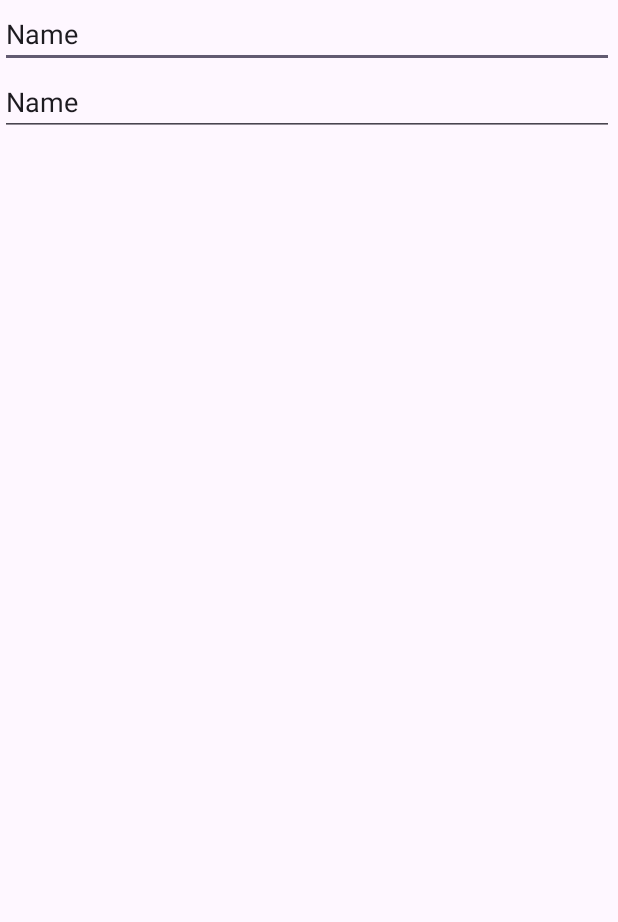
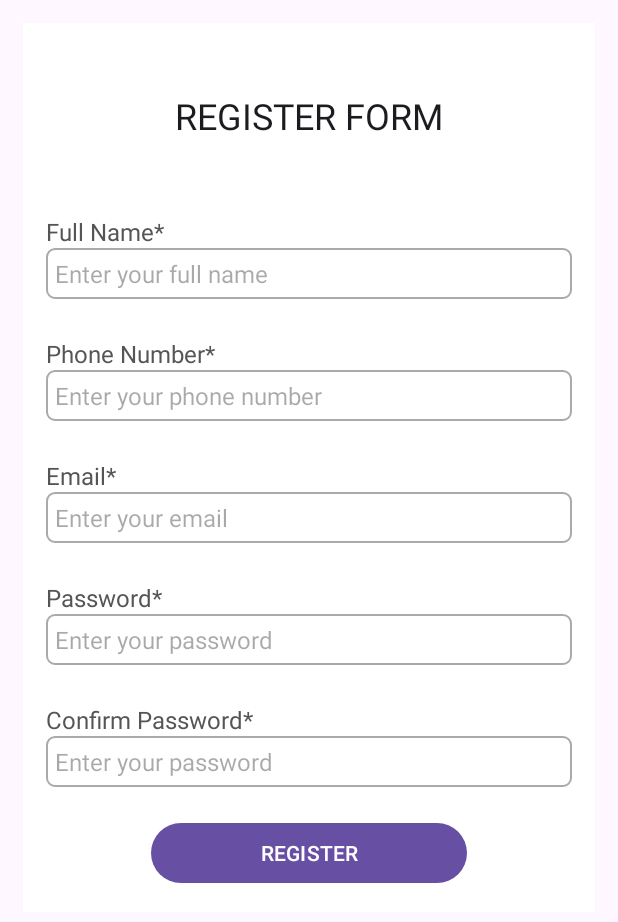
Before and after one commit to rjayaa/maku-mobile-dev, an Android app: the screen it shows after launch (LoginActivityController before the commit, RegisterActivity after it), on a phone screen of 412 x 824 dp. Shown: the top 922 px of the screen. Run offline under Robolectric (Android 15) with nearby library versions, the phone set to English and light mode, and no system bars; our stand-ins replace Firebase (no records; nobody signed in at launch, a user with empty details on screens opened directly).

Commit message:
Register feature done

```diff
--- a/app/src/main/AndroidManifest.xml
+++ b/app/src/main/AndroidManifest.xml
@@ -13,7 +13,10 @@
         android:theme="@style/Theme.Makumobilebased"
         tools:targetApi="31">
         <activity
-            android:name=".controller.LoginActivityController"
+            android:name=".LoginActivity"
+            android:exported="false" />
+        <activity
+            android:name=".RegisterActivity"
             android:exported="true">
             <intent-filter>
                 <action android:name="android.intent.action.MAIN" />
--- a/app/src/main/java/com/project/maku_mobile_based/controller/LoginActivityController.java
+++ b/app/src/main/java/com/project/maku_mobile_based/LoginActivity.java
@@ -1,13 +1,16 @@
-package com.project.maku_mobile_based.controller;
+package com.project.maku_mobile_based;
 
 import androidx.appcompat.app.AppCompatActivity;
 
 import android.os.Bundle;
+import android.widget.Button;
 
-import com.project.maku_mobile_based.R;
 
-public class LoginActivityController extends AppCompatActivity {
 
+public class LoginActivity extends AppCompatActivity {
+
+
+    private Button btnViewRegister;
     @Override
     protected void onCreate(Bundle savedInstanceState) {
         super.onCreate(savedInstanceState);
--- /dev/null
+++ b/app/src/main/java/com/project/maku_mobile_based/RegisterActivity.java
@@ -0,0 +1,118 @@
+package com.project.maku_mobile_based;
+
+import androidx.annotation.NonNull;
+import androidx.appcompat.app.AppCompatActivity;
+
+import android.content.Intent;
+import android.os.Bundle;
+import android.text.TextUtils;
+import android.util.Patterns;
+import android.view.View;
+import android.widget.Button;
+import android.widget.EditText;
+import android.widget.ProgressBar;
+import android.widget.Toast;
+
+import com.google.android.gms.tasks.OnCompleteListener;
+import com.google.android.gms.tasks.Task;
+import com.google.firebase.auth.AuthResult;
+import com.google.firebase.auth.FirebaseAuth;
+import com.google.firebase.auth.FirebaseUser;
+
+public class RegisterActivity extends AppCompatActivity {
+
+    private EditText etFullName, etPhoneNumber, etEmail, etPassword, etConfirmPassword;
+
+
+    private ProgressBar progressBar;
+
+    private Button btnRegister;
+
+    @Override
+    protected void onCreate(Bundle savedInstanceState) {
+        super.onCreate(savedInstanceState);
+        setContentView(R.layout.register_view);
+
+//        getSupportActionBar().setTitle("Register");
+
+        Toast.makeText(RegisterActivity.this, "You can register now", Toast.LENGTH_LONG).show();
+        progressBar = findViewById(R.id.progressBar);
+        etFullName = findViewById(R.id.txtFullName);
+        etPhoneNumber = findViewById(R.id.txtPhoneNumber);
+        etEmail = findViewById(R.id.txtEmail);
+        etPassword = findViewById(R.id.txtPassword);
+        etConfirmPassword = findViewById(R.id.txtConfirmPassword);
+
+        btnRegister = findViewById(R.id.btnRegister);
+        btnRegister.setOnClickListener(new View.OnClickListener() {
+            @Override
+            public void onClick(View v) {
+
+                String txtFullName = etFullName.getText().toString();
+                String txtPhoneNumber = etPhoneNumber.getText().toString();
+                String txtEmail = etEmail.getText().toString();
+                String txtPassword = etPassword.getText().toString();
+                String txtConfirmPassword = etConfirmPassword.getText().toString();
+
+                if (TextUtils.isEmpty(txtFullName)) {
+                    etFullName.setError("Username cannot be empty");
+                    etFullName.requestFocus();
+                } else if (TextUtils.isEmpty(txtPhoneNumber)) {
+                    etPhoneNumber.setError("Phone number cannot be empty");
+                    etPhoneNumber.requestFocus();
+                } else if (txtPhoneNumber.length() < 12) {
+                    etPhoneNumber.setError("Enter a valid phone number");
+                    etPhoneNumber.requestFocus();
+                } else if (TextUtils.isEmpty(txtEmail)) {
+                    etEmail.setError("Email cannot be empty");
+                    etEmail.requestFocus();
+                } else if (!Patterns.EMAIL_ADDRESS.matcher(txtEmail).matches()) {
+                    etEmail.setError("Please enter a valid email address");
+                    etEmail.requestFocus();
+                } else if (TextUtils.isEmpty(txtPassword)) {
+                    etPassword.setError("Password cannot be empty");
+                    etPassword.requestFocus();
+                } else if (txtPassword.length() < 6) {
+                    etPassword.setError("Password too weak");
+                    etPassword.requestFocus();
+                } else if (TextUtils.isEmpty(txtConfirmPassword)) {
+                    etConfirmPassword.setError("Confirm password cannot be empty");
+                    etConfirmPassword.requestFocus();
+                } else if (!txtPassword.equals(txtConfirmPassword)) {
+                    etConfirmPassword.setError("Password Confirmation is required");
+                    etConfirmPassword.requestFocus();
+                    etPassword.clearComposingText();
+                    etConfirmPassword.clearComposingText();
+                } else {
+                    progressBar.setVisibility(View.VISIBLE);
+                    registerUser(txtFullName, txtPhoneNumber, txtEmail, txtPassword);
+                }
+            }
+        });
+
+    }
+
+    // Register User using the credentials given
+    private void registerUser(String txtFullName, String txtPhoneNumber, String txtEmail, String txtPassword) {
+        FirebaseAuth auth = FirebaseAuth.getInstance();
+        auth.createUserWithEmailAndPassword(txtEmail, txtPassword).addOnCompleteListener(RegisterActivity.this, new OnCompleteListener<AuthResult>() {
+            @Override
+            public void onComplete(@NonNull Task<AuthResult> task) {
+                if (task.isSuccessful()) {
+                    Toast.makeText(RegisterActivity.this, "User successfully registered!", Toast.LENGTH_LONG).show();
+                    FirebaseUser firebaseUser = auth.getCurrentUser();
+
+
+                    // send verification email
+                    firebaseUser.sendEmailVerification();
+
+                    Intent intent = new Intent(RegisterActivity.this, LoginActivity.class);
+                    // to prevent user from returning bacck to register activity on pressing back button after registration
+                    intent.setFlags(Intent.FLAG_ACTIVITY_CLEAR_TOP | Intent.FLAG_ACTIVITY_CLEAR_TASK | Intent.FLAG_ACTIVITY_NEW_TASK);
+                    startActivity(intent);
+                    finish();
+                }
+            }
+        });
+    }
+}
--- /dev/null
+++ b/app/src/main/res/drawable/border.xml
@@ -0,0 +1,14 @@
+<?xml version="1.0" encoding="utf-8"?>
+<shape xmlns:android="http://schemas.android.com/apk/res/android">
+
+<!--    Background Color-->
+    <solid android:color="#FFFFFF"/>
+
+<!--    Border color-->
+    <stroke android:width="1dp" android:color="#AAAAAA"/>
+
+
+<!--    Round Corners-->
+    <corners android:radius="5dp"/>
+
+</shape>
--- /dev/null
+++ b/app/src/main/res/layout/register_view.xml
@@ -0,0 +1,153 @@
+<?xml version="1.0" encoding="utf-8"?>
+<ScrollView xmlns:android="http://schemas.android.com/apk/res/android"
+    xmlns:tools="http://schemas.android.com/tools"
+    android:layout_width="match_parent"
+    android:layout_height="match_parent"
+    tools:context=".RegisterActivity">
+
+
+    <RelativeLayout
+        android:layout_width="match_parent"
+        android:layout_height="wrap_content"
+        android:layout_margin="15dp"
+        android:background="@color/white"
+        android:padding="15dp">
+
+        <TextView
+            android:id="@+id/lblRegisterForm"
+            android:layout_width="match_parent"
+            android:layout_height="wrap_content"
+            android:layout_marginTop="30dp"
+            android:text="REGISTER FORM"
+            android:textAlignment="center"
+            android:textAppearance="@style/TextAppearance.AppCompat.Headline" />
+
+        <TextView
+            android:id="@+id/lblFullName"
+            android:layout_width="match_parent"
+            android:layout_height="wrap_content"
+            android:layout_below="@id/lblRegisterForm"
+            android:layout_marginTop="50dp"
+            android:text="Full Name*"
+            android:textColor="#555555"
+            android:textSize="16sp" />
+
+        <EditText
+            android:id="@+id/txtFullName"
+            android:layout_width="match_parent"
+            android:layout_height="wrap_content"
+            android:layout_below="@id/lblFullName"
+            android:background="@drawable/border"
+            android:hint="Enter your full name"
+            android:inputType="textPersonName"
+            android:padding="6dp"
+            android:textSize="16dp" />
+
+        <TextView
+            android:id="@+id/lblPhoneNumber"
+            android:layout_width="match_parent"
+            android:layout_height="wrap_content"
+            android:layout_below="@id/txtFullName"
+            android:layout_marginTop="25dp"
+            android:text="Phone Number*"
+            android:textColor="#555555"
+            android:textSize="16sp" />
+
+        <EditText
+            android:id="@+id/txtPhoneNumber"
+            android:layout_width="match_parent"
+            android:layout_height="wrap_content"
+            android:layout_below="@id/lblPhoneNumber"
+            android:background="@drawable/border"
+            android:hint="Enter your phone number"
+            android:inputType="number|phone"
+            android:padding="6dp"
+            android:textSize="16dp" />
+
+        <TextView
+            android:id="@+id/lblEmail"
+            android:layout_width="match_parent"
+            android:layout_height="wrap_content"
+            android:layout_below="@id/txtPhoneNumber"
+            android:layout_marginTop="25dp"
+            android:text="Email*"
+            android:textColor="#555555"
+            android:textSize="16sp" />
+
+        <EditText
+            android:id="@+id/txtEmail"
+            android:layout_width="match_parent"
+            android:layout_height="wrap_content"
+            android:layout_below="@id/lblEmail"
+            android:background="@drawable/border"
+            android:hint="Enter your email"
+
+            android:inputType="textEmailAddress"
+            android:padding="6dp"
+            android:textSize="16dp" />
+
+        <TextView
+            android:id="@+id/lblPassword"
+            android:layout_width="match_parent"
+            android:layout_height="wrap_content"
+            android:layout_below="@id/txtEmail"
+            android:layout_marginTop="25dp"
+            android:text="Password*"
+            android:textColor="#555555"
+            android:textSize="16sp" />
+
+        <EditText
+            android:id="@+id/txtPassword"
+            android:layout_width="match_parent"
+            android:layout_height="wrap_content"
+            android:layout_below="@id/lblPassword"
+            android:background="@drawable/border"
+            android:hint="Enter your password"
+            android:inputType="textPassword"
+            android:padding="6dp"
+            android:textSize="16dp" />
+
+        <TextView
+            android:id="@+id/lblConfirmPassword"
+            android:layout_width="match_parent"
+            android:layout_height="wrap_content"
+            android:layout_below="@id/txtPassword"
+            android:layout_marginTop="25dp"
+            android:text="Confirm Password*"
+            android:textColor="#555555"
+            android:textSize="16sp" />
+
+        <EditText
+            android:id="@+id/txtConfirmPassword"
+            android:layout_width="match_parent"
+            android:layout_height="wrap_content"
+            android:layout_below="@id/lblConfirmPassword"
+            android:background="@drawable/border"
+            android:hint="Enter your password"
+            android:inputType="textPassword"
+            android:padding="6dp"
+            android:textSize="16dp" />
+
+        <Button
+            android:id="@+id/btnRegister"
+            android:layout_width="match_parent"
+            android:layout_height="wrap_content"
+            android:layout_below="@id/txtConfirmPassword"
+            android:layout_marginLeft="70dp"
+            android:layout_marginTop="20dp"
+            android:layout_marginRight="70dp"
+            android:text="REGISTER" />
+
+        <ProgressBar
+            android:id="@+id/progressBar"
+            android:layout_width="wrap_content"
+            android:layout_height="wrap_content"
+            android:layout_centerHorizontal="true"
+            android:layout_centerVertical="true"
+            android:elevation="10dp"
+            android:visibility="gone" />
+
+
+    </RelativeLayout>
+
+</ScrollView>
--- /dev/null
+++ b/app/src/main/res/values-land/dimens.xml
@@ -0,0 +1,3 @@
+<resources>
+    <dimen name="activity_horizontal_margin">48dp</dimen>
+</resources>
--- /dev/null
+++ b/app/src/main/res/values-w1240dp/dimens.xml
@@ -0,0 +1,3 @@
+<resources>
+    <dimen name="activity_horizontal_margin">200dp</dimen>
+</resources>
--- /dev/null
+++ b/app/src/main/res/values-w600dp/dimens.xml
@@ -0,0 +1,3 @@
+<resources>
+    <dimen name="activity_horizontal_margin">48dp</dimen>
+</resources>
--- /dev/null
+++ b/app/src/main/res/values/dimens.xml
@@ -0,0 +1,5 @@
+<resources>
+    <!-- Default screen margins, per the Android Design guidelines. -->
+    <dimen name="activity_horizontal_margin">16dp</dimen>
+    <dimen name="activity_vertical_margin">16dp</dimen>
+</resources>
--- a/build.gradle.kts
+++ b/build.gradle.kts
@@ -1,3 +1,8 @@
+buildscript {
+    dependencies {
+        classpath("com.google.gms:google-services:4.4.0")
+    }
+}
 // Top-level build file where you can add configuration options common to all sub-projects/modules.
 plugins {
     id("com.android.application") version "8.1.2" apply false
```
Also changed, not shown: app/build.gradle.kts (+8 -0 lines), app/src/main/res/layout/login_view.xml (+60 -16 lines), app/src/main/res/values/strings.xml (+9 -0 lines).
